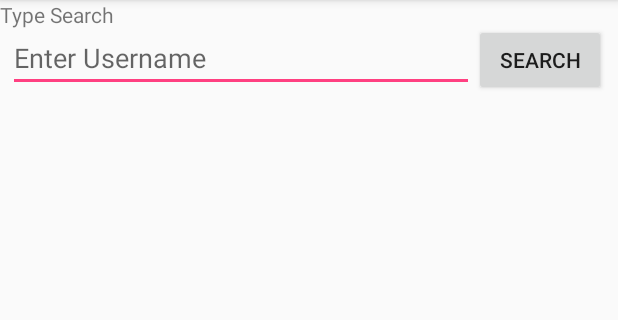
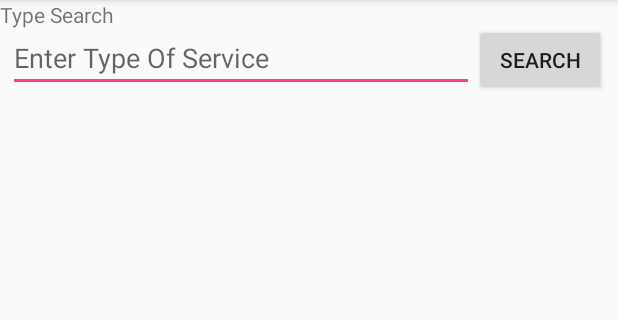
Before and after one commit to AminDhouib/home_service_booking_android, an Android app: the SearchByTypeActivity screen opened directly, with no data from a screen before it, after a tap on "SEARCH", on a phone screen of 412 x 824 dp, the part 84-404 px from its top. Run offline under Robolectric (Android 15) with nearby library versions, the phone set to English and light mode, and no system bars; our stand-ins replace Firebase (no records; nobody signed in at launch, a user with empty details on screens opened directly).

Commit message:
Search box functions properly and displays more info.

```diff
--- a/app/src/main/java/com/handy/agile/agile_app/HomeOwnerAccountActivities/SearchByTypeActivity.java
+++ b/app/src/main/java/com/handy/agile/agile_app/HomeOwnerAccountActivities/SearchByTypeActivity.java
@@ -1,11 +1,14 @@
 package com.handy.agile.agile_app.HomeOwnerAccountActivities;
 
+import android.content.Intent;
 import android.support.annotation.NonNull;
 import android.support.v7.app.AppCompatActivity;
 import android.os.Bundle;
 import android.view.View;
 import android.widget.Button;
 import android.widget.ListView;
+import android.widget.TextView;
+import android.widget.Toast;
 
 import com.google.firebase.database.DataSnapshot;
 import com.google.firebase.database.DatabaseError;
@@ -13,6 +16,7 @@ import com.google.firebase.database.DatabaseReference;
 import com.google.firebase.database.FirebaseDatabase;
 import com.google.firebase.database.ValueEventListener;
 import com.handy.agile.agile_app.DomainClasses.Service;
+import com.handy.agile.agile_app.DomainClasses.ServiceProvider;
 import com.handy.agile.agile_app.ListClasses.AvailabilityList;
 import com.handy.agile.agile_app.ListClasses.ListForTypeSearch;
 import com.handy.agile.agile_app.R;
@@ -25,8 +29,11 @@ import java.util.List;
 public class SearchByTypeActivity extends AppCompatActivity {
 
     ListView listViewServices;
-    List<Service> services;
-    DatabaseReference databaseDays;
+    List<ServiceProvider> serviceProviders;
+    DatabaseReference database;
+    String str;
+
+
 
     @Override
     protected void onCreate(Bundle savedInstanceState) {
@@ -34,33 +41,43 @@ public class SearchByTypeActivity extends AppCompatActivity {
         setContentView(R.layout.activity_search_by_type);
 
         //Initialize textfiels
+        final TextView textview = findViewById(R.id.whatToSearchType);
         listViewServices = findViewById(R.id.listViewServices);
-        services = new ArrayList<>();
-        databaseDays = FirebaseDatabase.getInstance().getReference("services");
+        serviceProviders = new ArrayList<>();
+        database = FirebaseDatabase.getInstance().getReference("serviceProviders");
 
         final Button searchTypebtnApply = findViewById(R.id.applySearchTypeButton);
         searchTypebtnApply.setOnClickListener(new View.OnClickListener() {
             @Override
             public void onClick(View v) {
+                //String text = getTextViewContent();
+
+                str = textview.getText().toString();
+
+
                 displayDataBase();
+
+
+
             }
         });
     }
 
+
     //Display availibilities from DB
     private void displayDataBase() {
-        databaseDays.addValueEventListener(new ValueEventListener() {
+        database.child(str).addValueEventListener(new ValueEventListener() {
             @Override
             public void onDataChange(@NonNull DataSnapshot dataSnapshot) {
 
-                services.clear();
+                serviceProviders.clear();
 
                 for (DataSnapshot snapshot: dataSnapshot.getChildren()) {
-                    Service service = snapshot.getValue(Service.class);
+                    ServiceProvider serviceProvider = snapshot.getValue(ServiceProvider.class);
 
-                    services.add(service);
+                    serviceProviders.add(serviceProvider);
                 }
-                ListForTypeSearch searchTypeAdapter = new ListForTypeSearch(SearchByTypeActivity.this,services);
+                ListForTypeSearch searchTypeAdapter = new ListForTypeSearch(SearchByTypeActivity.this,serviceProviders);
                 listViewServices.setAdapter(searchTypeAdapter);
             }
 
--- a/app/src/main/java/com/handy/agile/agile_app/ListClasses/ListForTypeSearch.java
+++ b/app/src/main/java/com/handy/agile/agile_app/ListClasses/ListForTypeSearch.java
@@ -14,22 +14,24 @@ import android.widget.TextView;
 import com.handy.agile.agile_app.DialogBoxes.AddProvidedServiceDialog;
 import com.handy.agile.agile_app.DialogBoxes.EditServiceDialog;
 import com.handy.agile.agile_app.DomainClasses.Service;
+import com.handy.agile.agile_app.DomainClasses.ServiceProvider;
+import com.handy.agile.agile_app.DomainClasses.User;
 import com.handy.agile.agile_app.R;
 
 import java.text.NumberFormat;
 import java.util.List;
 import java.util.Locale;
 
-public class ListForTypeSearch extends ArrayAdapter<Service> {
+public class ListForTypeSearch extends ArrayAdapter<ServiceProvider> {
 
 
     private Activity context;
-    private List<Service> services;
+    private List<ServiceProvider> serviceProviders;
 
-    public ListForTypeSearch(Activity context, List<Service> services) {
-        super(context, R.layout.service_list_for_type_search, services);
+    public ListForTypeSearch(Activity context, List<ServiceProvider> serviceProviders) {
+        super(context, R.layout.service_list_for_type_search, serviceProviders);
         this.context = context;
-        this.services = services;
+        this.serviceProviders = serviceProviders;
     }
 
 
@@ -39,8 +41,9 @@ public class ListForTypeSearch extends ArrayAdapter<Service> {
         LayoutInflater inflater = context.getLayoutInflater();
         View listViewItem = inflater.inflate(R.layout.service_list_for_type_search, null, true);
 
-        final TextView textViewServiceType = listViewItem.findViewById(R.id.textViewServiceType);
-        final TextView textViewHourlyRate = listViewItem.findViewById(R.id.textViewHourlyRate);
+        final TextView textViewCompanyNameText = listViewItem.findViewById(R.id.textViewCompanyName);
+        final TextView textViewLicenseText = listViewItem.findViewById(R.id.textViewLicense);
+        final TextView textViewPhoneNumberText = listViewItem.findViewById(R.id.textViewPhoneNumber);
 
 //        listViewItem.findViewById(R.id.addServiceToProvideButton).setOnClickListener(new View.OnClickListener() {
 //            @Override
@@ -56,19 +59,11 @@ public class ListForTypeSearch extends ArrayAdapter<Service> {
 //        });
 
 
-        Service service = services.get(position);
-        textViewServiceType.setText(service.getType());
-//
-//        //Changes here to format AS a currency
-//        Locale locale = Locale.US;
-//        NumberFormat fmt = NumberFormat.getCurrencyInstance(locale);
-//        String currencyText = fmt.format(service.getHourlyRate());
-//
-//
-//        textViewHourlyRate.setText(currencyText);
+        ServiceProvider service = serviceProviders.get(position);
+        textViewCompanyNameText.setText(service.getCompanyName());
 
-        //Set on click listener to the 'add' button of each
-
+        textViewLicenseText.setText(service.getLicensed());
+        textViewPhoneNumberText.setText(service.getPhoneNumber());
 
         return listViewItem;
     }
--- a/app/src/main/res/layout/activity_search_by_type.xml
+++ b/app/src/main/res/layout/activity_search_by_type.xml
@@ -8,12 +8,12 @@
     tools:layout_editor_absoluteY="25dp">
 
     <EditText
-        android:id="@+id/etEmail2"
+        android:id="@+id/whatToSearchType"
         android:layout_width="0dp"
         android:layout_height="wrap_content"
         android:layout_marginStart="5dp"
         android:layout_marginLeft="5dp"
-        android:hint="Enter Username"
+        android:hint="Enter Type Of Service"
         android:importantForAutofill="no"
         android:inputType=""
         app:layout_constraintEnd_toStartOf="@+id/applySearchTypeButton"
```
Also changed, not shown: app/src/main/res/layout/service_list_for_type_search.xml (+14 -6 lines).
